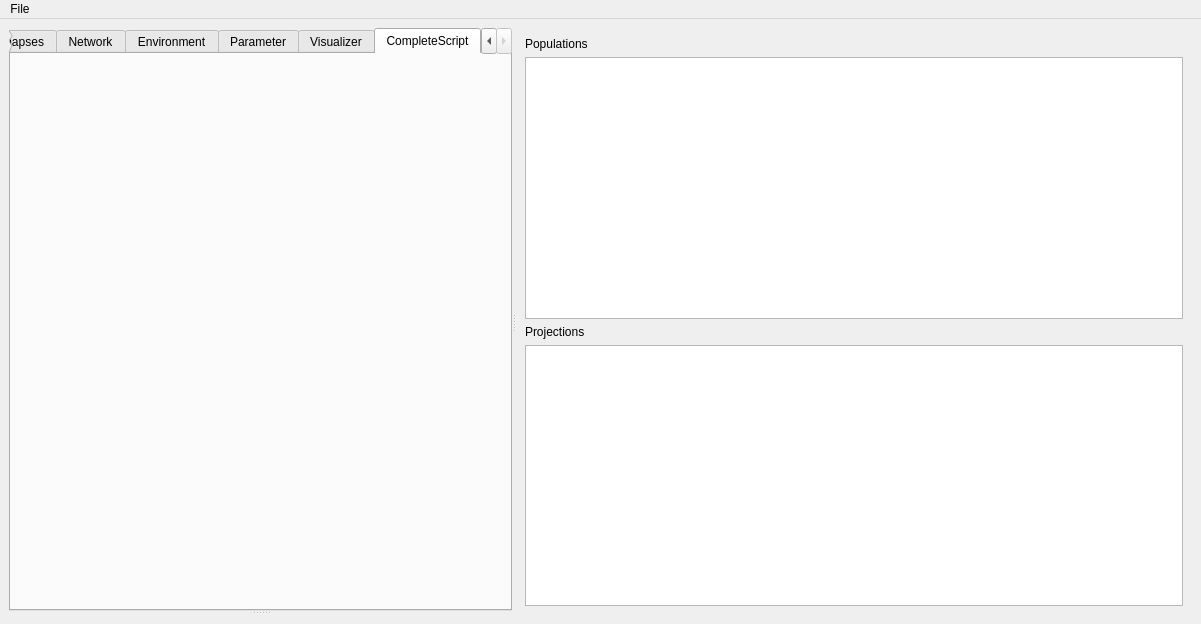
This is ANNarchy4/editor/ANNarchyEditor.ui in ANNarchy/ANNarchy as Qt 5 draws it before an edit. The edited form follows.
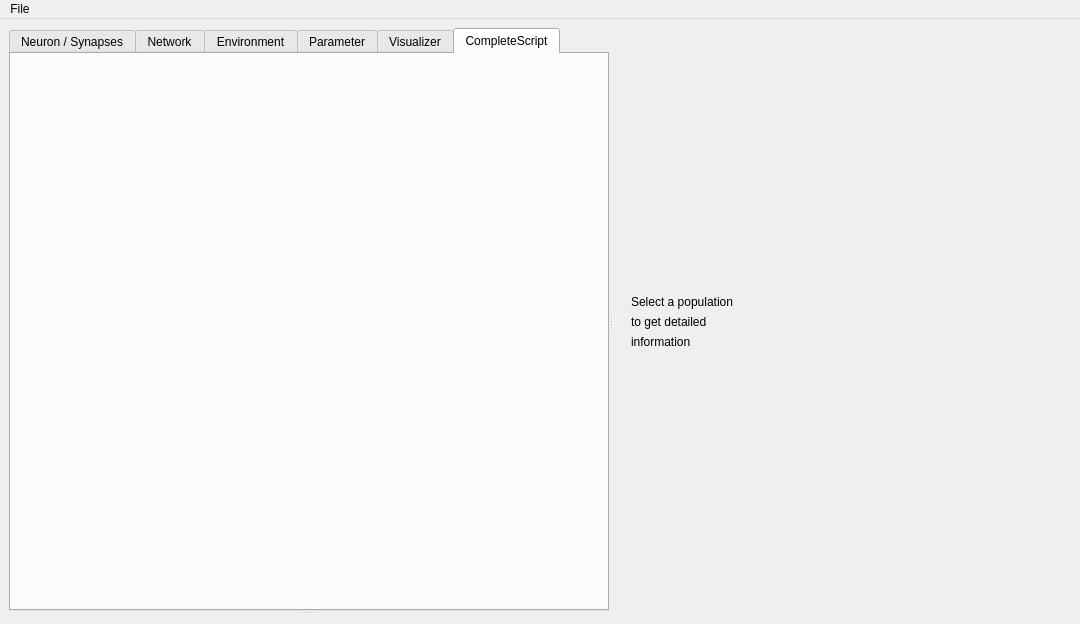
This is the edited form. The open tabs and pages were chosen to show the change.

Commit message: Changed layout of net_editor view. Name and size of selected population is visible.

What changed in the file:
```diff
--- a/ANNarchy4/editor/ANNarchyEditor.ui
+++ b/ANNarchy4/editor/ANNarchyEditor.ui
@@ -6,7 +6,7 @@
    <rect>
     <x>0</x>
     <y>0</y>
-    <width>1201</width>
+    <width>1080</width>
     <height>624</height>
    </rect>
   </property>
@@ -29,7 +29,7 @@
       <widget class="QSplitter" name="splitter">
        <property name="minimumSize">
         <size>
-         <width>0</width>
+         <width>600</width>
          <height>0</height>
         </size>
        </property>
@@ -91,6 +91,12 @@
        </widget>
       </widget>
       <widget class="QStackedWidget" name="general">
+       <property name="minimumSize">
+        <size>
+         <width>200</width>
+         <height>0</height>
+        </size>
+       </property>
        <property name="maximumSize">
         <size>
          <width>16777215</width>
@@ -127,24 +133,158 @@
        <widget class="QWidget" name="net_tab">
         <layout class="QVBoxLayout" name="verticalLayout_4">
          <item>
+          <widget class="QStackedWidget" name="stackedWidget_2">
+           <property name="currentIndex">
+            <number>0</number>
+           </property>
+           <widget class="QWidget" name="page_4">
+            <layout class="QVBoxLayout" name="verticalLayout_10">
+             <item>
+              <layout class="QVBoxLayout" name="verticalLayout_9">
+               <item>
+                <spacer name="verticalSpacer_6">
+                 <property name="orientation">
+                  <enum>Qt::Vertical</enum>
+                 </property>
+                 <property name="sizeHint" stdset="0">
+                  <size>
+                   <width>20</width>
+                   <height>40</height>
+                  </size>
+                 </property>
+                </spacer>
+               </item>
+               <item>
+                <widget class="QLabel" name="label_14">
+                 <property name="text">
+                  <string>Select a population</string>
+                 </property>
+                </widget>
+               </item>
+               <item>
+                <widget class="QLabel" name="label_15">
+                 <property name="text">
+                  <string>to get detailed</string>
+                 </property>
+                </widget>
+               </item>
+               <item>
+                <widget class="QLabel" name="label_16">
+                 <property name="text">
+                  <string>information</string>
+                 </property>
+                </widget>
+               </item>
+               <item>
+                <spacer name="verticalSpacer_5">
+                 <property name="orientation">
+                  <enum>Qt::Vertical</enum>
+                 </property>
+                 <property name="sizeHint" stdset="0">
+                  <size>
+                   <width>20</width>
+                   <height>40</height>
+                  </size>
+                 </property>
+                </spacer>
+               </item>
+              </layout>
+             </item>
+            </layout>
+           </widget>
+           <widget class="QWidget" name="pop_view">
+            <layout class="QGridLayout" name="gridLayout_2">
+             <item row="0" column="0">
           <widget class="QLabel" name="label_5">
            <property name="text">
-            <string>Populations</string>
+                <string>Name</string>
            </property>
           </widget>
          </item>
-         <item>
-          <widget class="QListView" name="pop_general"/>
-         </item>
-         <item>
+             <item row="1" column="0">
           <widget class="QLabel" name="label_6">
            <property name="text">
-            <string>Projections</string>
+                <string>Geometry</string>
            </property>
           </widget>
          </item>
-         <item>
-          <widget class="QListView" name="proj_general"/>
+             <item row="0" column="1">
+              <widget class="QLineEdit" name="pop_name">
+               <property name="readOnly">
+                <bool>true</bool>
+               </property>
+              </widget>
+             </item>
+             <item row="1" column="1">
+              <widget class="QLineEdit" name="pop_size">
+               <property name="readOnly">
+                <bool>true</bool>
+               </property>
+              </widget>
+             </item>
+             <item row="2" column="1">
+              <spacer name="verticalSpacer_3">
+               <property name="orientation">
+                <enum>Qt::Vertical</enum>
+               </property>
+               <property name="sizeHint" stdset="0">
+                <size>
+                 <width>20</width>
+                 <height>40</height>
+                </size>
+               </property>
+              </spacer>
+             </item>
+            </layout>
+           </widget>
+           <widget class="QWidget" name="page_5">
+            <layout class="QGridLayout" name="gridLayout_3">
+             <item row="0" column="0">
+              <widget class="QLabel" name="label_11">
+               <property name="text">
+                <string>Pre populaution</string>
+               </property>
+              </widget>
+             </item>
+             <item row="0" column="2">
+              <widget class="QLineEdit" name="pre_name"/>
+             </item>
+             <item row="1" column="0" colspan="2">
+              <widget class="QLabel" name="label_12">
+               <property name="text">
+                <string>Post population</string>
+               </property>
+              </widget>
+             </item>
+             <item row="1" column="2">
+              <widget class="QLineEdit" name="post_name"/>
+             </item>
+             <item row="2" column="0">
+              <widget class="QLabel" name="label_13">
+               <property name="text">
+                <string>Target</string>
+               </property>
+              </widget>
+             </item>
+             <item row="2" column="2">
+              <widget class="QLineEdit" name="target"/>
+             </item>
+             <item row="3" column="1">
+              <spacer name="verticalSpacer_4">
+               <property name="orientation">
+                <enum>Qt::Vertical</enum>
+               </property>
+               <property name="sizeHint" stdset="0">
+                <size>
+                 <width>20</width>
+                 <height>443</height>
+                </size>
+               </property>
+              </spacer>
+             </item>
+            </layout>
+           </widget>
+          </widget>
          </item>
         </layout>
        </widget>
@@ -315,8 +455,8 @@
     <rect>
      <x>0</x>
      <y>0</y>
-     <width>1201</width>
-     <height>29</height>
+     <width>1080</width>
+     <height>25</height>
     </rect>
    </property>
    <widget class="QMenu" name="menuFile">
```
Left out of the diff: 36 changed lines with no effect on the pictures. Lines whose indentation alone changed are shown as unchanged. The commit also changes 3 other files.
